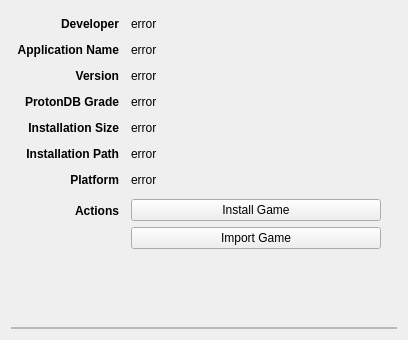
Before: the Qt Designer form rare/ui/components/tabs/games/game_info/game_info.ui in RareDevs/Rare, drawn with Qt 5.
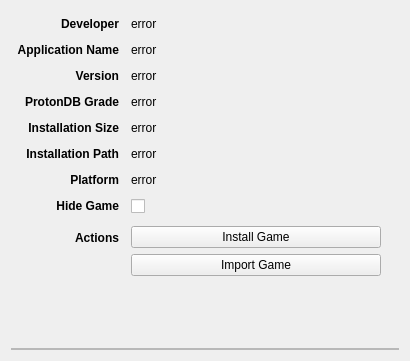
After: the same form once the commit is applied.

Commit message: Add CheckBox in game info to hide games and add hidden filter

```diff
--- a/rare/ui/components/tabs/games/game_info/game_info.ui
+++ b/rare/ui/components/tabs/games/game_info/game_info.ui
@@ -6,8 +6,8 @@
    <rect>
     <x>0</x>
     <y>0</y>
-    <width>408</width>
-    <height>340</height>
+    <width>410</width>
+    <height>361</height>
    </rect>
   </property>
   <property name="windowTitle">
@@ -266,7 +266,7 @@
          </property>
         </widget>
        </item>
-       <item row="7" column="0">
+       <item row="8" column="0">
         <widget class="QLabel" name="lbl_game_actions">
          <property name="sizePolicy">
           <sizepolicy hsizetype="Fixed" vsizetype="Preferred">
@@ -288,7 +288,7 @@
          </property>
         </widget>
        </item>
-       <item row="7" column="1">
+       <item row="8" column="1">
         <widget class="QStackedWidget" name="game_actions_stack">
          <property name="sizePolicy">
           <sizepolicy hsizetype="Preferred" vsizetype="Fixed">
@@ -519,6 +519,20 @@
          </widget>
         </widget>
        </item>
+       <item row="7" column="1">
+        <widget class="QCheckBox" name="hide_game_check">
+         <property name="text">
+          <string/>
+         </property>
+        </widget>
+       </item>
+       <item row="7" column="0">
+        <widget class="QLabel" name="label">
+         <property name="text">
+          <string>&lt;html&gt;&lt;head/&gt;&lt;body&gt;&lt;p align=&quot;right&quot;&gt;&lt;span style=&quot; font-weight:600;&quot;&gt;Hide Game&lt;/span&gt;&lt;/p&gt;&lt;/body&gt;&lt;/html&gt;</string>
+         </property>
+        </widget>
+       </item>
       </layout>
      </item>
      <item>
```
The commit also changes 4 other files.
